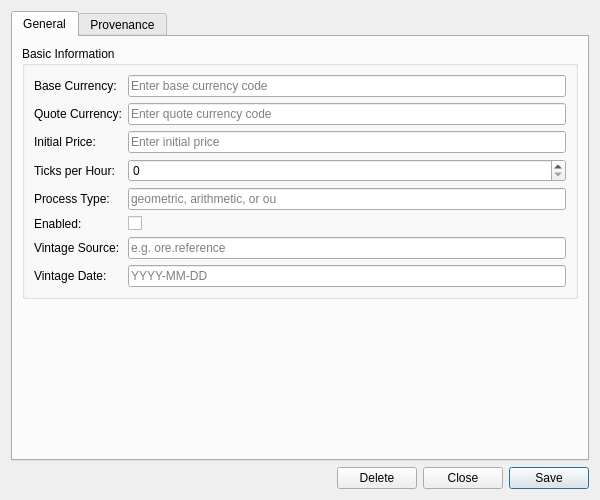
The window that projects/ores.qt/synthetic/ui/FxSpotGenerationConfigDetailDialog.ui (OreStudio/OreStudio) describes before a commit, drawn with Qt 5.
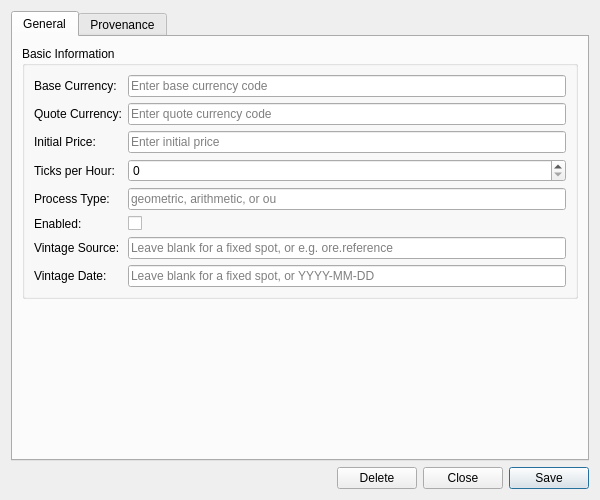
The same window after the commit. Custom widgets are drawn as their Qt base class.

Commit message: [synthetic] Allow a fixed spot (no vintage) for FX feed configs

```diff
--- a/projects/ores.qt/synthetic/ui/FxSpotGenerationConfigDetailDialog.ui
+++ b/projects/ores.qt/synthetic/ui/FxSpotGenerationConfigDetailDialog.ui
@@ -135,7 +135,7 @@
           <item row="6" column="1">
            <widget class="QLineEdit" name="vintageSourceEdit">
             <property name="placeholderText">
-             <string>e.g. ore.reference</string>
+             <string>Leave blank for a fixed spot, or e.g. ore.reference</string>
             </property>
            </widget>
           </item>
@@ -149,7 +149,7 @@
           <item row="7" column="1">
            <widget class="QLineEdit" name="vintageDateEdit">
             <property name="placeholderText">
-             <string>YYYY-MM-DD</string>
+             <string>Leave blank for a fixed spot, or YYYY-MM-DD</string>
             </property>
            </widget>
           </item>
```
The commit also changes 4 other files.
